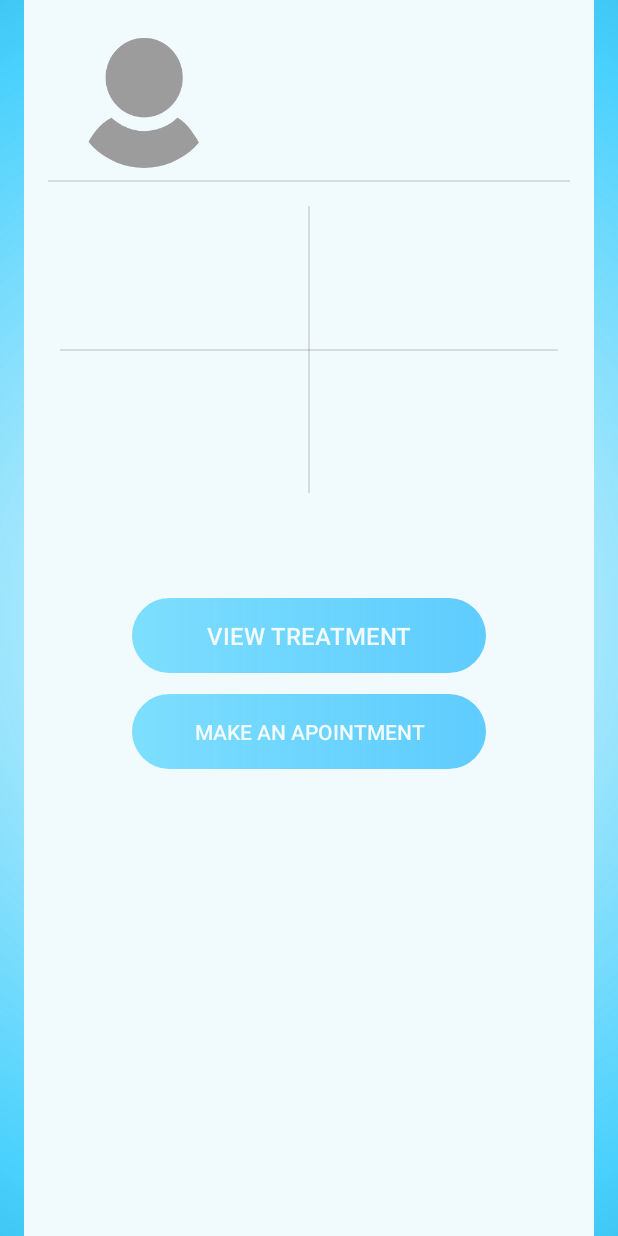
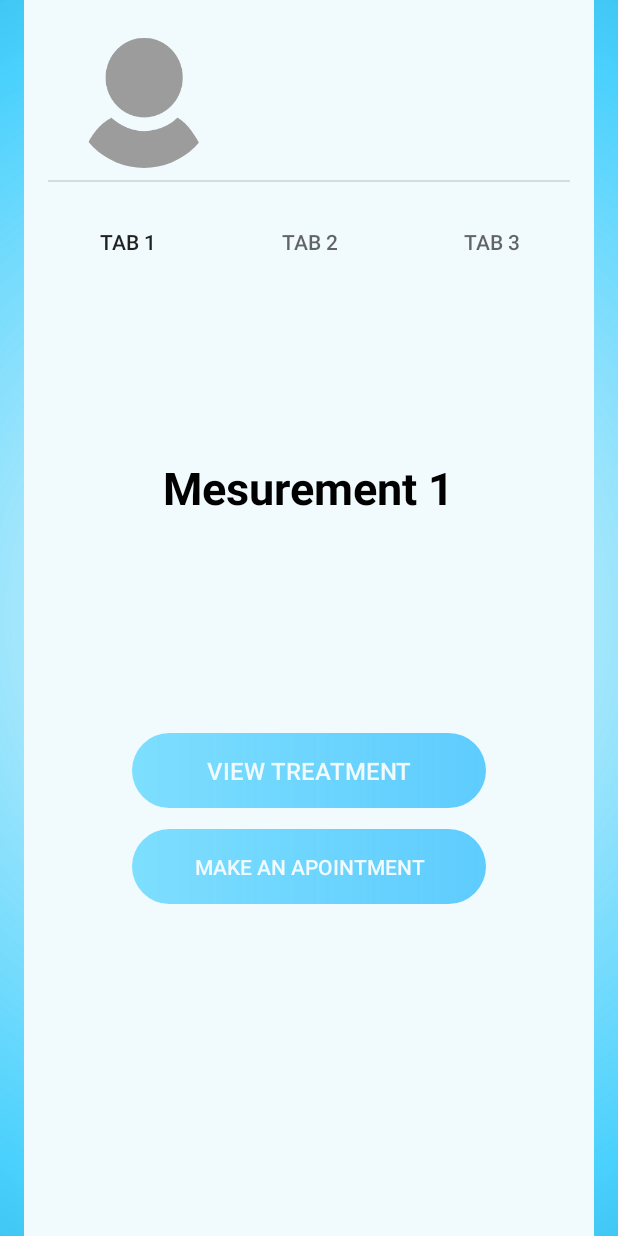
Before and after one commit to luiginic/ClientHTTP, an Android app: the MainActivity screen opened directly, with no data from a screen before it, on a phone screen of 412 x 824 dp. Run offline under Robolectric (Android 15) with nearby library versions, the phone set to English and light mode, and no system bars; our stand-ins replace CircleImageView, Volley; network calls fail.

Commit message:
Added a tab view in the main screen
The tabs will be used to show to the user the last measurements.

```diff
--- a/app/build.gradle
+++ b/app/build.gradle
@@ -24,6 +24,7 @@ dependencies {
     implementation 'com.android.support.constraint:constraint-layout:1.1.3'
     implementation 'com.android.support:design:28.0.0'
     implementation 'com.android.support:support-v4:28.0.0'
+    implementation 'com.android.support:design:28.0.0'
     testImplementation 'junit:junit:4.12'
     androidTestImplementation 'com.android.support.test:runner:1.0.2'
     androidTestImplementation 'com.android.support.test.espresso:espresso-core:3.0.2'
--- a/app/src/main/java/com/example/clienthttp/MainActivity.java
+++ b/app/src/main/java/com/example/clienthttp/MainActivity.java
@@ -11,6 +11,8 @@ import android.graphics.Bitmap;
 
 import android.net.ConnectivityManager;
 import android.net.NetworkInfo;
+import android.support.design.widget.TabLayout;
+import android.support.v4.view.ViewPager;
 import android.support.v7.app.AppCompatActivity;
 import android.os.Bundle;
 import android.util.Log;
@@ -25,6 +27,7 @@ import android.widget.TextView;
 import com.android.volley.Response;
 import com.android.volley.VolleyError;
 import com.android.volley.toolbox.ImageRequest;
+import com.example.clienthttp.treatment.ViewPagerAdapter;
 
 import personal.data.PersonalData;
 
@@ -36,9 +39,9 @@ public class MainActivity extends AppCompatActivity {
     private  CircleImageView avatar;
     private TextView name;
     private PersonalData personalData = new PersonalData();
-    private Button infoScreen;
-
-
+    private ViewPager mesurementsPager;
+    private ViewPagerAdapter mesurementsPagerAdapter;
+    private TabLayout mesurementsTab;
 
     @Override
     protected void onCreate(Bundle savedInstanceState) {
@@ -54,11 +57,12 @@ public class MainActivity extends AppCompatActivity {
             setButtonCollor(viewTreatmentBtn);
         }
 
-
         name = findViewById(R.id.name);
         retrieveAccountDetails();
         name.setText(personalData.getName());
+
         setAvatar();
+
         avatar.setOnClickListener(new View.OnClickListener() {
             @Override
             public void onClick(View v) {
@@ -71,6 +75,13 @@ public class MainActivity extends AppCompatActivity {
                 goToDataEntry();
             }
         });
+
+        mesurementsPager = findViewById(R.id.mesurmentsView);
+        mesurementsPagerAdapter = new ViewPagerAdapter(getSupportFragmentManager());
+        mesurementsPager.setAdapter(mesurementsPagerAdapter);
+        mesurementsTab = findViewById(R.id.tabLayout);
+        mesurementsTab.setupWithViewPager(mesurementsPager);
+
     }
 
     private void goToDataEntry(){
--- /dev/null
+++ b/app/src/main/java/com/example/clienthttp/treatment/MesurementsFragment.java
@@ -0,0 +1,35 @@
+package com.example.clienthttp.treatment;
+
+
+import android.os.Bundle;
+import android.support.v4.app.Fragment;
+import android.view.LayoutInflater;
+import android.view.View;
+import android.view.ViewGroup;
+import android.widget.TextView;
+
+import com.example.clienthttp.R;
+
+/**
+ * A simple {@link Fragment} subclass.
+ */
+public class MesurementsFragment extends Fragment {
+
+
+    public MesurementsFragment() {
+        // Required empty public constructor
+    }
+
+
+    @Override
+    public View onCreateView(LayoutInflater inflater, ViewGroup container,
+                             Bundle savedInstanceState) {
+        // Inflate the layout for this fragment
+        View view = inflater.inflate(R.layout.fragment_mesurements, container, false);
+        //Here you can display what you set on the ViewPagerAdapter (declare and use the necessary views)
+        TextView text = view.findViewById(R.id.text_on_fragment);
+        text.setText(getArguments().getString("text","Something went wrong... :("));
+        return view;
+    }
+
+}
--- /dev/null
+++ b/app/src/main/java/com/example/clienthttp/treatment/ViewPagerAdapter.java
@@ -0,0 +1,36 @@
+package com.example.clienthttp.treatment;
+
+import android.os.Bundle;
+import android.support.annotation.Nullable;
+import android.support.v4.app.Fragment;
+import android.support.v4.app.FragmentManager;
+import android.support.v4.app.FragmentPagerAdapter;
+
+public class ViewPagerAdapter extends FragmentPagerAdapter {
+
+    public ViewPagerAdapter(FragmentManager fm) {
+        super(fm);
+    }
+
+    @Override
+    public Fragment getItem(int i) {
+        //Here you can set what is displayed on the fragment e.g. check for index i and if it is 0 do something
+        MesurementsFragment fragment = new MesurementsFragment();
+        Bundle bundle = new Bundle();
+        bundle.putString("text","Mesurement "+ ++i);
+        fragment.setArguments(bundle);
+        return fragment;
+    }
+
+    @Override
+    public int getCount() {
+        //return how many is necessary
+        return 3;
+    }
+
+    @Nullable
+    @Override
+    public CharSequence getPageTitle(int position) {
+        return "Tab "+ ++position;
+    }
+}
--- a/app/src/main/res/layout/activity_main.xml
+++ b/app/src/main/res/layout/activity_main.xml
@@ -79,7 +79,7 @@
         <android.support.constraint.ConstraintLayout
             android:id="@+id/statsView"
             android:layout_width="0dp"
-            android:layout_height="207dp"
+            android:layout_height="0dp"
             android:layout_marginStart="8dp"
             android:layout_marginTop="8dp"
             android:layout_marginEnd="8dp"
@@ -90,36 +90,40 @@
             app:layout_constraintStart_toStartOf="parent"
             app:layout_constraintTop_toBottomOf="@+id/divider">
 
-            <View
-                android:id="@+id/statHorizDivider"
+            <android.support.design.widget.TabLayout
+                android:id="@+id/tabLayout"
+                android:layout_width="match_parent"
+                android:layout_height="wrap_content"
+                android:layout_marginTop="8dp"
+                app:layout_constraintEnd_toEndOf="parent"
+                app:layout_constraintStart_toStartOf="parent"
+                app:layout_constraintTop_toTopOf="parent">
+
+                <android.support.design.widget.TabItem
+                    android:layout_width="wrap_content"
+                    android:layout_height="wrap_content"
+                    android:text="Monday" />
+
+                <android.support.design.widget.TabItem
+                    android:layout_width="wrap_content"
+                    android:layout_height="wrap_content"
+                    android:text="Tuesday" />
+
+                <android.support.design.widget.TabItem
+                    android:layout_width="wrap_content"
+                    android:layout_height="wrap_content"
+                    android:text="Wednesday" />
+            </android.support.design.widget.TabLayout>
+
+            <android.support.v4.view.ViewPager
+                android:id="@+id/mesurmentsView"
                 android:layout_width="0dp"
-                android:layout_height="1dp"
-                android:layout_marginStart="16dp"
-                android:layout_marginTop="102dp"
-                android:layout_marginEnd="16dp"
-                android:layout_marginBottom="102dp"
-                android:background="?android:attr/listDivider"
-                android:visibility="visible"
+                android:layout_height="0dp"
                 app:layout_constraintBottom_toBottomOf="parent"
                 app:layout_constraintEnd_toEndOf="parent"
                 app:layout_constraintStart_toStartOf="parent"
-                app:layout_constraintTop_toTopOf="parent" />
+                app:layout_constraintTop_toBottomOf="@+id/tabLayout" />
 
-            <View
-                android:id="@+id/statVertDivider"
-                android:layout_width="1dp"
-                android:layout_height="0dp"
-                android:layout_marginStart="188dp"
-                android:layout_marginTop="8dp"
-                android:layout_marginEnd="188dp"
-                android:layout_marginBottom="8dp"
-                android:background="?android:attr/listDivider"
-                android:visibility="visible"
-                app:layout_constraintBottom_toBottomOf="parent"
-                app:layout_constraintEnd_toEndOf="parent"
-                app:layout_constraintStart_toStartOf="parent"
-                app:layout_constraintTop_toTopOf="parent"
-                app:layout_constraintVertical_bias="0.0" />
         </android.support.constraint.ConstraintLayout>
 
         <android.support.constraint.ConstraintLayout
@@ -127,7 +131,7 @@
             android:layout_width="0dp"
             android:layout_height="0dp"
             android:layout_marginStart="32dp"
-            android:layout_marginTop="46dp"
+            android:layout_marginTop="8dp"
             android:layout_marginEnd="32dp"
             android:layout_marginBottom="8dp"
             app:layout_constraintBottom_toBottomOf="parent"
--- /dev/null
+++ b/app/src/main/res/layout/fragment_mesurements.xml
@@ -0,0 +1,19 @@
+<?xml version="1.0" encoding="utf-8"?>
+<FrameLayout xmlns:android="http://schemas.android.com/apk/res/android"
+    xmlns:tools="http://schemas.android.com/tools"
+    android:layout_width="match_parent"
+    android:layout_height="match_parent"
+    tools:context=".treatment.MesurementsFragment">
+
+    <!-- TODO: Update blank fragment layout -->
+    <TextView
+        android:id="@+id/text_on_fragment"
+        android:layout_gravity="center"
+        android:layout_width="wrap_content"
+        android:layout_height="wrap_content"
+        android:textSize="30sp"
+        android:textStyle="bold"
+        android:textColor="#000"
+        android:text="@string/hello_blank_fragment" />
+
+</FrameLayout>
--- a/app/src/main/res/values/strings.xml
+++ b/app/src/main/res/values/strings.xml
@@ -42,5 +42,8 @@
     <string name="make_an_apointment">Make an apointment</string>
     <string name="continueBtn">Continue</string>
 
+    <!-- TODO: Remove or change this placeholder text -->
+    <string name="hello_blank_fragment">Hello blank fragment</string>
+
 
 </resources>
```
